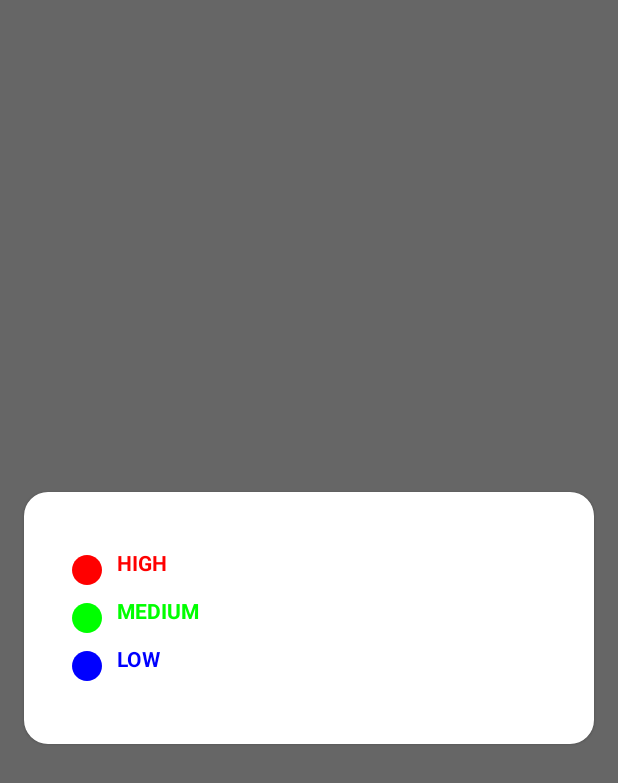
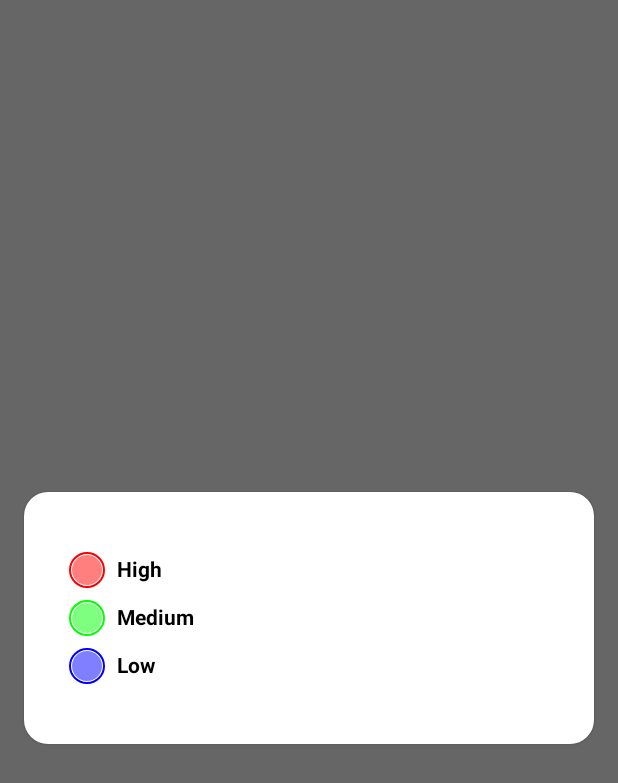
Before and after one commit to ronjunevaldoz/todo-app-multiplatform, an Android app built with Jetpack Compose: the composable PriorityPicker shown on its own in the app's theme, on a phone screen of 412 x 824 dp. Shown: the top 783 px of the screen. Run offline under Robolectric (Android 15) with nearby library versions, the phone set to English and light mode, and no system bars; libraries missing offline, so code that uses them is left out: io.realm.kotlin, org.mongodb.kbson; 1 statement that could not run was skipped.

Commit message:
Update priority color

```diff
--- a/shared/src/commonMain/kotlin/com/ronjunevaldoz/todo/ui/common/PriorityPicker.kt
+++ b/shared/src/commonMain/kotlin/com/ronjunevaldoz/todo/ui/common/PriorityPicker.kt
@@ -1,6 +1,7 @@
 package com.ronjunevaldoz.todo.ui.common
 
 import androidx.compose.foundation.background
+import androidx.compose.foundation.border
 import androidx.compose.foundation.clickable
 import androidx.compose.foundation.layout.Arrangement
 import androidx.compose.foundation.layout.Row
@@ -10,6 +11,7 @@ import androidx.compose.foundation.layout.padding
 import androidx.compose.foundation.layout.width
 import androidx.compose.foundation.lazy.LazyColumn
 import androidx.compose.foundation.lazy.items
+import androidx.compose.foundation.shape.CircleShape
 import androidx.compose.foundation.shape.RoundedCornerShape
 import androidx.compose.material.Card
 import androidx.compose.material.Icon
@@ -17,6 +19,7 @@ import androidx.compose.material.Text
 import androidx.compose.material.icons.Icons
 import androidx.compose.material.icons.filled.Circle
 import androidx.compose.runtime.Composable
+import androidx.compose.ui.Alignment
 import androidx.compose.ui.Modifier
 import androidx.compose.ui.graphics.Color
 import androidx.compose.ui.text.font.FontWeight
@@ -44,12 +47,17 @@ fun PriorityPicker(todo: Todo, onDismiss: () -> Unit, onEvent: (TaskListEvent) -
                 verticalArrangement = Arrangement.spacedBy(8.dp),
             ) {
                 items(Priority.entries) { priority ->
-                    Row {
-                        Icon(Icons.Default.Circle, contentDescription = null, tint = priority.color)
+                    Row(verticalAlignment = Alignment.CenterVertically) {
+                        Icon(
+                            Icons.Default.Circle,
+                            modifier = Modifier.border(1.dp, priority.color, CircleShape),
+                            contentDescription = null,
+                            tint = priority.color.copy(alpha = 0.5f)
+                        )
                         Spacer(Modifier.width(8.dp))
                         Text(
-                            text = priority.name,
-                            color = priority.color,
+                            text = priority.name.lowercase()
+                                .replaceFirstChar { if (it.isLowerCase()) it.titlecase() else it.toString() },
                             fontWeight = FontWeight.Bold,
                             modifier = Modifier
                                 .clickable {
--- a/shared/src/commonMain/kotlin/com/ronjunevaldoz/todo/ui/screens/todo/list/TaskItem.kt
+++ b/shared/src/commonMain/kotlin/com/ronjunevaldoz/todo/ui/screens/todo/list/TaskItem.kt
@@ -1,6 +1,7 @@
 package com.ronjunevaldoz.todo.ui.screens.todo.list
 
 import androidx.compose.foundation.ExperimentalFoundationApi
+import androidx.compose.foundation.border
 import androidx.compose.foundation.combinedClickable
 import androidx.compose.foundation.layout.Box
 import androidx.compose.foundation.layout.Column
@@ -8,6 +9,7 @@ import androidx.compose.foundation.layout.Row
 import androidx.compose.foundation.layout.fillMaxWidth
 import androidx.compose.foundation.layout.padding
 import androidx.compose.foundation.layout.size
+import androidx.compose.foundation.shape.CircleShape
 import androidx.compose.material.Card
 import androidx.compose.material.Icon
 import androidx.compose.material.IconButton
@@ -60,7 +62,8 @@ fun TaskItem(
                     Icon(
                         imageVector = Icons.Default.Circle,
                         contentDescription = "Priority",
-                        tint = task.priority.color,
+                        modifier = Modifier.border(1.dp, task.priority.color, CircleShape),
+                        tint = task.priority.color.copy(alpha = 0.5f),
                     )
                 }
                 IconButton(onClick = {
```
